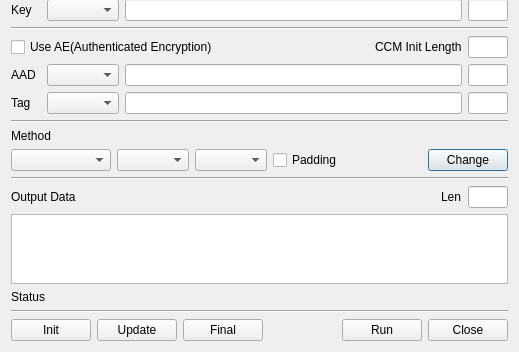
First picture: the form in BerEditor/enc_dec_dlg.ui, repository jykim74/BerEditor, before the edit; both pictures show x 0 to 519 and y 173 to 525 of the 519 by 525 pixel window.
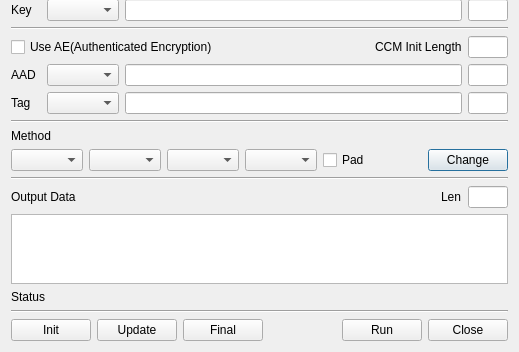
Second picture: the form after the edit.

Patch:
```diff
--- a/BerEditor/enc_dec_dlg.ui
+++ b/BerEditor/enc_dec_dlg.ui
@@ -20,12 +20,15 @@
       <widget class="QComboBox" name="mAlgCombo">
        <property name="minimumSize">
         <size>
-         <width>100</width>
+         <width>0</width>
          <height>0</height>
         </size>
        </property>
       </widget>
      </item>
+     <item>
+      <widget class="QComboBox" name="mModeCombo"/>
+     </item>
      <item>
       <widget class="QComboBox" name="mOutputTypeCombo"/>
      </item>
@@ -35,7 +38,7 @@
      <item>
       <widget class="QCheckBox" name="mPadCheck">
        <property name="text">
-        <string>Padding</string>
+        <string>Pad</string>
        </property>
       </widget>
      </item>
```
